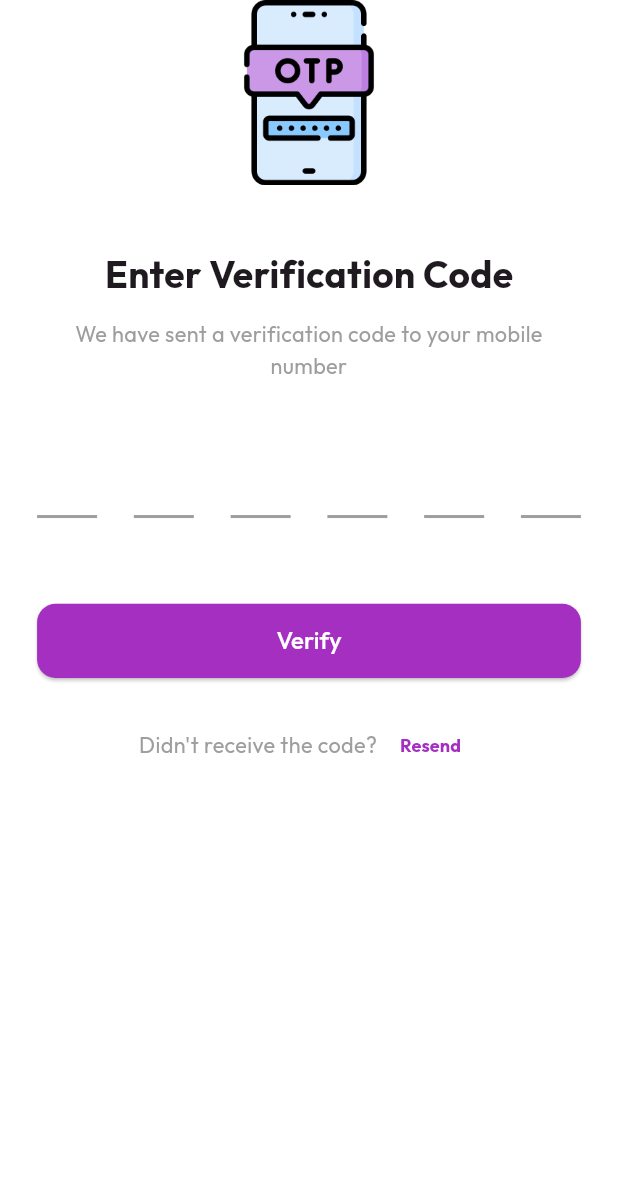
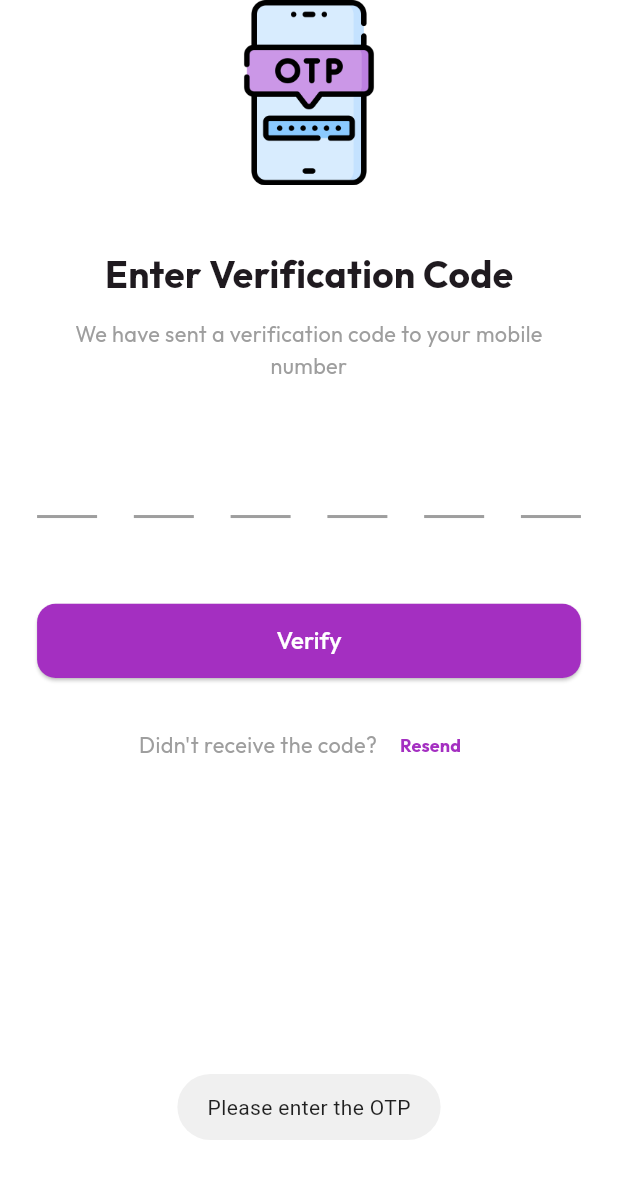
Before and after one commit to princebhagat08/creasting-listview, a Flutter app: the OtpScreen screen opened by its route, after a tap on "Verify", on a phone screen of 412 x 824 dp. Shown: the top 1179 px of the screen. Run offline on Flutter 3.47's test engine with Material 3 defaults, Android fonts, the phone set to English and light mode, and no system bars; drawn by our look-alikes of pin_code_fields; our stand-ins replace bloc, cached_network_image, equatable, firebase_auth, firebase_core, flutter_bloc and 5 more; accounts and stored records are empty.

Commit message:
fixed bug of otp verification

```diff
--- a/lib/main.dart
+++ b/lib/main.dart
@@ -38,7 +38,7 @@ class MyApp extends StatelessWidget {
           useMaterial3: true,
           scaffoldBackgroundColor: AppColor.offWhite,
         ),
-        initialRoute: RoutesName.home, // Initial route
+        initialRoute: RoutesName.login, // Initial route
         onGenerateRoute: Routes.generateRoute,
       ),
     );
--- a/lib/screens/loginScreen/otp_screen.dart
+++ b/lib/screens/loginScreen/otp_screen.dart
@@ -90,32 +90,27 @@ class OtpScreen extends StatelessWidget {
 
                 SizedBox(height: size.height * 0.05),
                 // Verify button
-                BlocBuilder<LoginBloc, LoginState>(builder: (context, state) {
-                  return SizedBox(
+              BlocListener<LoginBloc, LoginState>(
+                listener: (context, state) {
+                  if (state.isVerified) {
+                    Navigator.pushReplacementNamed(context, RoutesName.home);
+                  } else if (state.errorMessage != null && state.errorMessage!.isNotEmpty) {
+                    Fluttertoast.showToast(msg: state.errorMessage ?? 'Something went wrong');
+                  }
+                },
+                child: SizedBox(
                   width: double.infinity,
-                    height: size.height * 0.06, // 6% of screen height
+                  height: size.height * 0.06,
                   child: ElevatedButton(
                     onPressed: () {
-                        if (otp != null || otp.isNotEmpty) {
-
-                          if(otp.length == 6){
-                            // Validating real otp from firebase
-
-                            // context
-                            //     .read<LoginBloc>()
-                            //     .add(ValidateOTP( getOtp()));
-
-                            // Mock Otp validation
+                      if (otp != null && otp.isNotEmpty) {
+                        if (otp.length == 6) {
                           context.read<LoginBloc>().add(ValidateMockOtp(otp));
-
-                            // Navigate to home screen
-                            state.isVerified
-                                ? Navigator.pushReplacementNamed(
-                                context, RoutesName.home)
-                                : Fluttertoast.showToast(msg: state.errorMessage ?? 'Something went wrong' );
-
+                        } else {
+                          Fluttertoast.showToast(msg: 'OTP must be 6 digits');
                         }
-
+                      } else {
+                        Fluttertoast.showToast(msg: 'Please enter the OTP');
                       }
                     },
                     style: ElevatedButton.styleFrom(
@@ -129,8 +124,9 @@ class OtpScreen extends StatelessWidget {
                       style: mediumWhiteText,
                     ),
                   ),
-                  );
-                }),
+                ),
+              ),
+
 
                 SizedBox(height: size.height * 0.025),
                 // Resend code text
```
Lines whose indentation alone changed are shown as unchanged.
